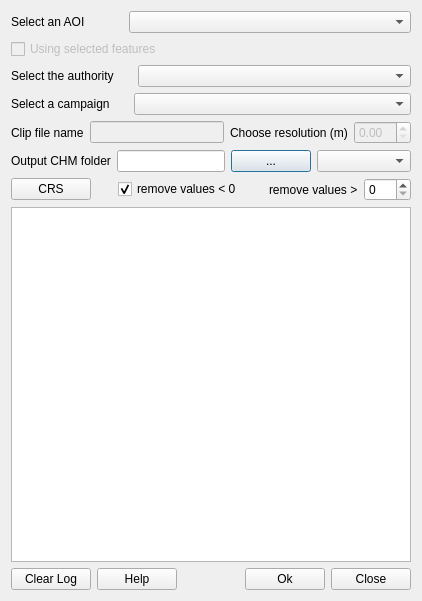
Before: the Qt Designer form chm_from_lidar_dialog_base.ui in gtergeomatica/PLUGIN_CHM_FROM_LIDAR, drawn with Qt 5.
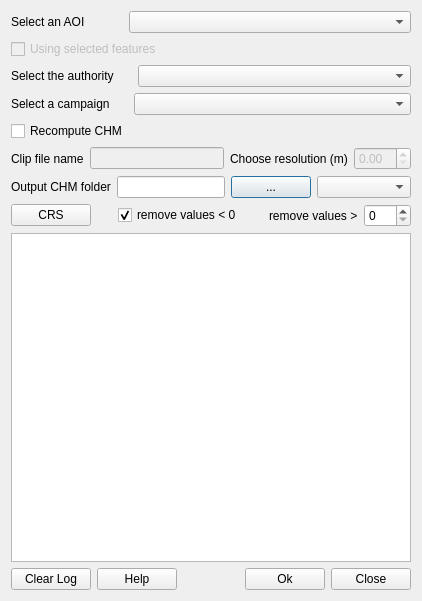
After: the same form once the commit is applied. Custom widgets are drawn as their Qt base class.

Diff of the .ui file:
```diff
--- a/chm_from_lidar_dialog_base.ui
+++ b/chm_from_lidar_dialog_base.ui
@@ -9,7 +9,7 @@
    <rect>
     <x>0</x>
     <y>0</y>
-    <width>413</width>
+    <width>414</width>
     <height>601</height>
    </rect>
   </property>
@@ -188,6 +188,13 @@
        </item>
       </layout>
      </item>
+     <item>
+      <widget class="QCheckBox" name="useChmBox">
+       <property name="text">
+        <string>Recompute CHM</string>
+       </property>
+      </widget>
+     </item>
      <item>
       <layout class="QHBoxLayout" name="horizontalLayout_6">
        <item>
```
